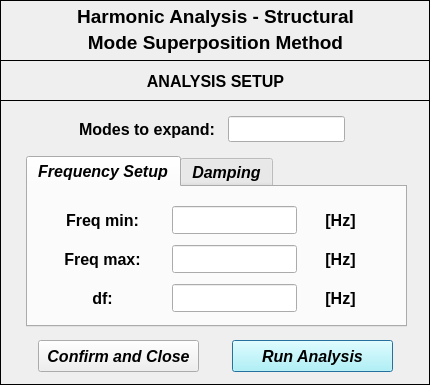
This is data/user_input/ui/Analysis/Structural/analysisSetupInput_HarmonicAnalysisModeSuperpositionMethod.ui in open-pulse/OpenPulse as Qt 5 draws it before an edit. The edited form follows.
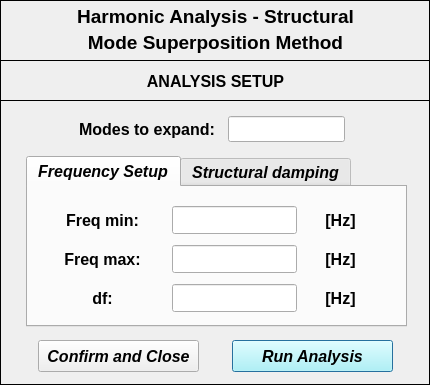
This is the edited form. Icons and pictures are not drawn.

The edit to the form file:
```diff
--- a/data/user_input/ui/Analysis/Structural/analysisSetupInput_HarmonicAnalysisModeSuperpositionMethod.ui
+++ b/data/user_input/ui/Analysis/Structural/analysisSetupInput_HarmonicAnalysisModeSuperpositionMethod.ui
@@ -484,7 +484,7 @@
     </widget>
     <widget class="QWidget" name="widget">
      <attribute name="title">
-      <string>Damping</string>
+      <string>Structural damping</string>
      </attribute>
      <widget class="QWidget" name="verticalLayoutWidget_5">
       <property name="geometry">
```
